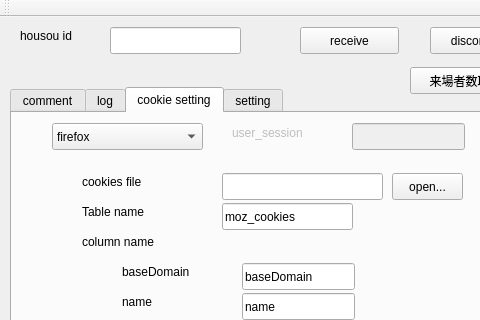
Above: mainwindow.ui from diginatu/Viqo before the change; both pictures show x 0 to 480 and y 0 to 320 of the 566 by 458 pixel window. Below: the same form after it.
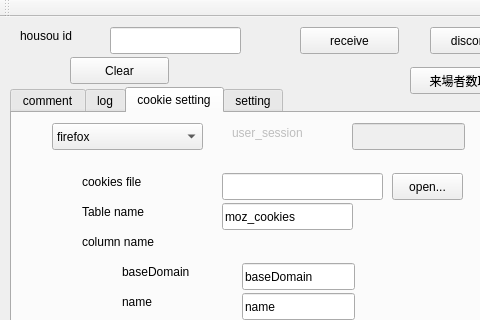
That is the form after the change.

Commit message: implemented Clear some fix about reconnection

What changed in the file:
```diff
--- a/mainwindow.ui
+++ b/mainwindow.ui
@@ -415,6 +415,19 @@
      <string>disconnect</string>
     </property>
    </widget>
+   <widget class="QPushButton" name="clear">
+    <property name="geometry">
+     <rect>
+      <x>70</x>
+      <y>40</y>
+      <width>99</width>
+      <height>27</height>
+     </rect>
+    </property>
+    <property name="text">
+     <string>Clear</string>
+    </property>
+   </widget>
    <zorder>receive</zorder>
    <zorder>lineEdit_2</zorder>
    <zorder>housouid_label</zorder>
```
Left out of the diff: 5 changed lines with no effect on the pictures. The commit also changes 2 other files.
